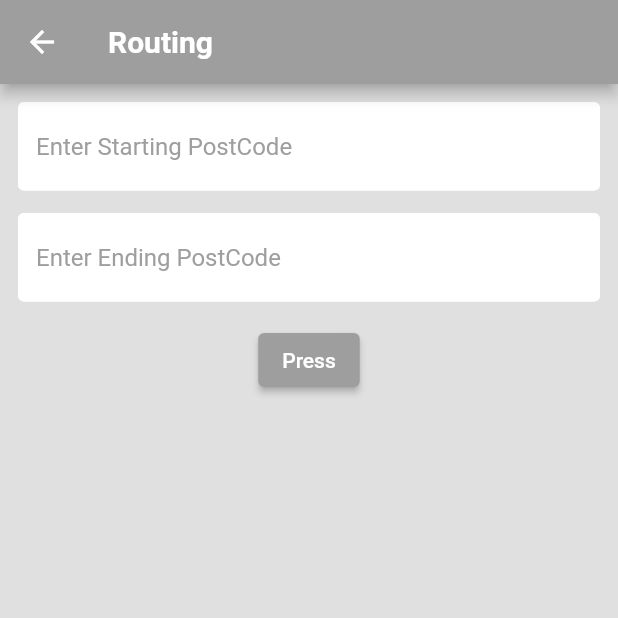
After one commit to KishorKatuwal/tryingNewThings, a Flutter app: the LeafLetScreen screen opened by its route, after a tap on "Press", on a phone screen of 412 x 824 dp, the top half of it. The commit adds this screen. Run offline on Flutter 3.47's test engine with Material 2 defaults, Android fonts, the phone set to English and light mode, and no system bars; our stand-ins replace flutter_local_notifications, flutter_map, flutter_riverpod, geocoding, geolocator, latlong2 and 1 more; missing offline and left inert: advance_pdf_viewer2, onesignal_flutter; accounts and stored records are empty; network calls fail.

Commit message:
changes made

```diff
--- /dev/null
+++ b/lib/features/leaflet_map/LeafLetScreen.dart
@@ -0,0 +1,162 @@
+import 'dart:convert';
+
+import 'package:flutter/material.dart';
+import 'package:flutter_map/flutter_map.dart';
+import 'package:geocoding/geocoding.dart';
+import 'package:latlong2/latlong.dart';
+
+import 'package:http/http.dart' as http;
+
+import 'my_input.dart';
+
+class LeafLetScreen extends StatefulWidget {
+  static const String routeName = '/leaf-let-screen';
+
+  const LeafLetScreen({super.key});
+
+
+  @override
+  State<LeafLetScreen> createState() => _LeafLetScreenState();
+}
+
+class _LeafLetScreenState extends State<LeafLetScreen> {
+  final start = TextEditingController();
+  final end = TextEditingController();
+  bool isVisible = false;
+  List<LatLng> routpoints = [LatLng(52.05884, -1.345583)];
+  String placeName = "";
+
+
+  @override
+  void initState() {
+    // TODO: implement initState
+    super.initState();
+    getPlaceName();
+  }
+
+  getPlaceName() async {
+    List<Placemark> placeList = await getLocationInfo();
+    print("The place name is ${placeList[0].subAdministrativeArea}");
+    placeName = placeList[0].subAdministrativeArea.toString();
+    setState(() {
+
+    });
+  }
+
+  Future<List<Placemark>> getLocationInfo() async {
+    try {
+      return await placemarkFromCoordinates(26.452475, 87.271782);
+    } catch (e) {
+      print('Error: $e');
+      return [];
+    }
+  }
+
+  @override
+  Widget build(BuildContext context) {
+    return Scaffold(
+      appBar: AppBar(
+        title: const Text(
+          'Routing',
+          style: TextStyle(fontSize: 20, fontWeight: FontWeight.w700),
+        ),
+        backgroundColor: Colors.grey[500],
+      ),
+      backgroundColor: Colors.grey[300],
+      body: SafeArea(
+        child: Padding(
+          padding: const EdgeInsets.all(12.0),
+          child: SingleChildScrollView(
+            child: Column(
+              children: [
+                myInput(controler: start, hint: 'Enter Starting PostCode'),
+                const SizedBox(
+                  height: 15,
+                ),
+                myInput(controler: end, hint: 'Enter Ending PostCode'),
+                const SizedBox(
+                  height: 15,
+                ),
+                ElevatedButton(
+                    style: ElevatedButton.styleFrom(
+                        backgroundColor: Colors.grey[500]),
+                    onPressed: () async {
+                      // List<Location> start_l =
+                      //     await locationFromAddress(start.text);
+                      List<Location> start_l =
+                          await locationFromAddress(placeName);
+                      List<Location> end_l =
+                          await locationFromAddress(end.text);
+
+                      var v1 = start_l[0].latitude;
+                      var v2 = start_l[0].longitude;
+                      var v3 = end_l[0].latitude;
+                      var v4 = end_l[0].longitude;
+
+                      var url = Uri.parse(
+                          'http://router.project-osrm.org/route/v1/driving/$v2,$v1;$v4,$v3?steps=true&annotations=true&geometries=geojson&overview=full');
+                      var response = await http.get(url);
+                      print(response.body);
+                      setState(() {
+                        routpoints = [];
+                        var ruter = jsonDecode(response.body)['routes'][0]
+                            ['geometry']['coordinates'];
+                        for (int i = 0; i < ruter.length; i++) {
+                          var reep = ruter[i].toString();
+                          reep = reep.replaceAll("[", "");
+                          reep = reep.replaceAll("]", "");
+                          var lat1 = reep.split(',');
+                          var long1 = reep.split(",");
+                          routpoints.add(LatLng(
+                              double.parse(lat1[1]), double.parse(long1[0])));
+                        }
+                        isVisible = !isVisible;
+                        print(routpoints);
+                      });
+                    },
+                    child: const Text('Press')),
+                const SizedBox(
+                  height: 10,
+                ),
+                SizedBox(
+                  height: 500,
+                  width: 400,
+                  child: Visibility(
+                    visible: isVisible,
+                    child: FlutterMap(
+                      options: MapOptions(
+                        center: routpoints[0],
+                        zoom: 10,
+                      ),
+                      nonRotatedChildren: [
+                        AttributionWidget.defaultWidget(
+                            source: 'OpenStreetMap contributors',
+                            onSourceTapped: null),
+                      ],
+                      children: [
+                        TileLayer(
+                          urlTemplate:
+                              'https://tile.openstreetmap.org/{z}/{x}/{y}.png',
+                          userAgentPackageName: 'com.example.app',
+                        ),
+                        PolylineLayer(
+                          polylineCulling: false,
+                          polylines: [
+                            Polyline(
+                                points: routpoints,
+                                color: Colors.blue,
+                                strokeWidth: 9)
+                          ],
+                        )
+                      ],
+                    ),
+                  ),
+                ),
+              ],
+            ),
+          ),
+        ),
+      ),
+    );
+  }
+}
--- /dev/null
+++ b/lib/features/leaflet_map/my_input.dart
@@ -0,0 +1,38 @@
+import 'package:flutter/material.dart';
+
+class myInput extends StatefulWidget {
+  final controler;
+  final String hint;
+
+
+  const myInput({
+    super.key,
+    required this.controler,
+    required this.hint,
+  });
+
+  @override
+  State<myInput> createState() => _myInputState();
+}
+
+class _myInputState extends State<myInput> {
+
+  @override
+  Widget build(BuildContext context) {
+    return TextField(
+      controller: widget.controler,
+      decoration: InputDecoration(
+        enabledBorder: const OutlineInputBorder(
+          borderSide: BorderSide(color: Colors.white),
+        ),
+        focusedBorder: const OutlineInputBorder(
+            borderSide: BorderSide(color: Colors.white)
+        ),
+        fillColor: Colors.white,
+        filled: true,
+        hintText: widget.hint,
+        hintStyle: TextStyle(color: Colors.grey[500]),
+      ),
+    );
+  }
+}
--- a/lib/home_screen/home_page.dart
+++ b/lib/home_screen/home_page.dart
@@ -8,6 +8,7 @@ import '../common/custom_button.dart';
 import '../features/bit_coin/screens/all_bitcon_screen.dart';
 import '../features/computer_games/computer_games_screen.dart';
 import '../features/game/screens/game_screen.dart';
+import '../features/leaflet_map/LeafLetScreen.dart';
 import '../features/pdf_reader/pdf_reader.dart';
 import '../features/reading_text/reading_text.dart';
 import '../notification/notification_service.dart';
@@ -100,6 +101,11 @@ class _MyHomePageState extends State<MyHomePage> {
                 onTap: () =>
                     Navigator.pushNamed(context, CountryScreen.routeName),
               ),
+              CustomButton(
+                text: "Leaflet MAP Screen",
+                onTap: () =>
+                    Navigator.pushNamed(context, LeafLetScreen.routeName),
+              ),
             ],
           ),
         ),
--- a/lib/router.dart
+++ b/lib/router.dart
@@ -9,6 +9,7 @@ import 'package:own_project/features/temples/temple_screen.dart';
 import 'package:own_project/features/trying_map/trying_map.dart';
 import 'package:own_project/models/bit_coin_model.dart';
 
+import 'features/leaflet_map/LeafLetScreen.dart';
 import 'features/mario/mario_screen.dart';
 import 'features/pdf_reader/pdf_reader.dart';
 import 'features/users/screens/user_screen.dart';
@@ -61,6 +62,9 @@ Route<dynamic> generateRoute(RouteSettings settings) {
     case CountryScreen.routeName:
       return MaterialPageRoute(builder: (context) => const CountryScreen());
 
+      case LeafLetScreen.routeName:
+      return MaterialPageRoute(builder: (context) => const LeafLetScreen());
+
     // case CreateGroupScreen.routeName:
     //   return MaterialPageRoute(builder: (context) => const CreateGroupScreen());
     //
```
Also changed, not shown: pubspec.yaml (+7 -4 lines), pubspec.lock.
